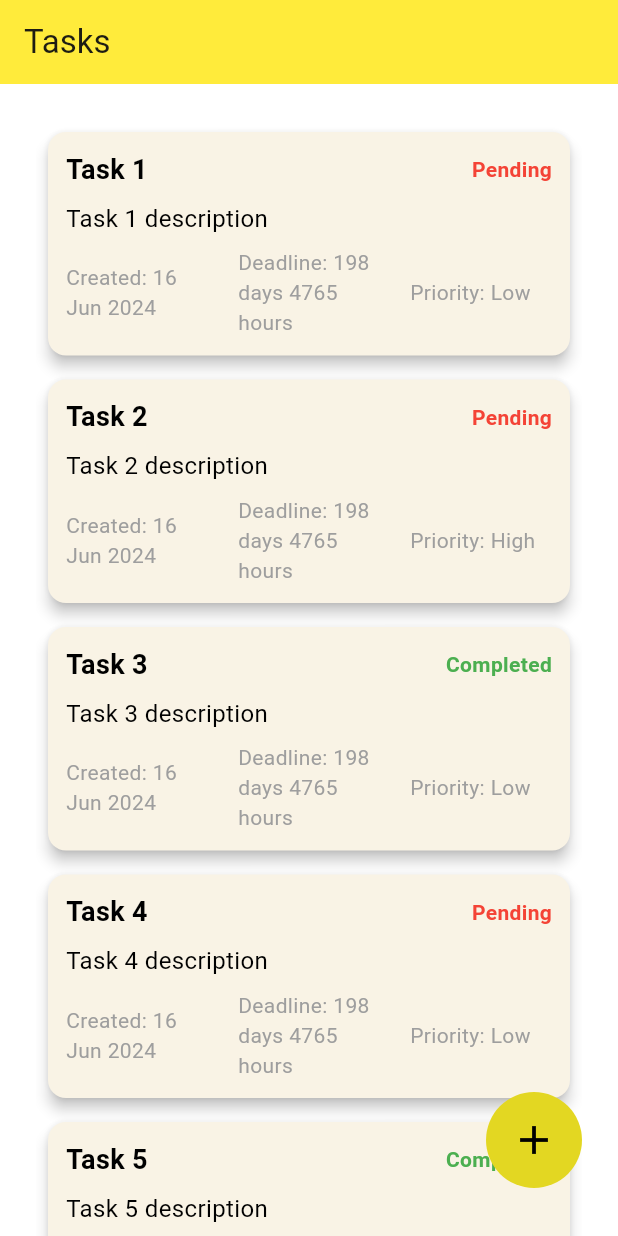
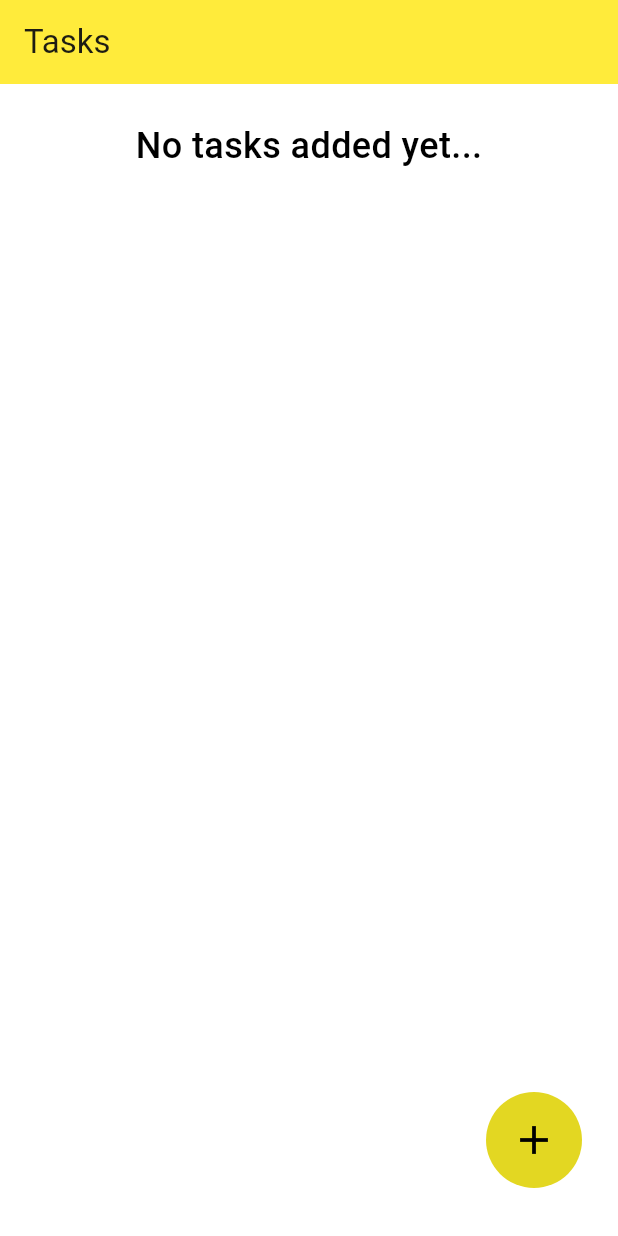
Before and after one commit to Abhisek-07/task_management_app, a Flutter app: the screen it shows after launch, on a phone screen of 412 x 824 dp. Run offline on Flutter 3.47's test engine with Material 3 defaults, Android fonts, the phone set to English and light mode, and no system bars; our stand-ins replace equatable, flutter_bloc.

Commit message:
added bloc cubit state management setup Need to add task addition logic in new task page next

```diff
--- a/lib/main.dart
+++ b/lib/main.dart
@@ -1,7 +1,11 @@
 import 'package:flutter/material.dart';
+import 'package:flutter_bloc/flutter_bloc.dart';
+import 'package:task_management_app/state/task_bloc/task_cubit.dart';
+import 'package:task_management_app/state/tasks_app_bloc_observer.dart';
 import 'package:task_management_app/utils/export.dart';
 
 void main() {
+  Bloc.observer =  TasksAppBlocObserver();
   runApp(const MyApp());
 }
 
@@ -23,7 +27,8 @@ class MyApp extends StatelessWidget {
         colorScheme: ColorScheme.fromSeed(seedColor: Colors.yellow, ),
         useMaterial3: true,
       ),
-      home: const HomePage(),
+      home: BlocProvider(create: (BuildContext context) => TasksCubit(),
+      child: const HomePage()),
     );
   }
 }
--- a/lib/models/task.dart
+++ b/lib/models/task.dart
@@ -7,10 +7,10 @@ part 'task.g.dart';
 @JsonSerializable()
 class Task {
   Task({
-    // required this.id ,
+    required this.id ,
     this.title, this.description, this.createdAt, this.isCompleted = false, this.deadLine, this.priority});
 
-  // int id;
+  int id;
   String? title;
   String? description;
   DateTime? createdAt;
--- /dev/null
+++ b/lib/state/task_bloc/task_cubit.dart
@@ -0,0 +1,24 @@
+import 'package:flutter_bloc/flutter_bloc.dart';
+import 'package:task_management_app/models/task.dart';
+import 'package:task_management_app/state/task_bloc/task_state.dart';
+
+class TasksCubit extends Cubit<TasksState> {
+  TasksCubit() : super(const TasksState());
+
+  void addTask(Task task) {
+    final newTasks = List<Task>.from(state.tasks)..add(task);
+    emit(TasksState(tasks: newTasks));
+  }
+
+  void updateTask(Task updatedTask) {
+    final newTasks = state.tasks.map((task) {
+      return task.id == updatedTask.id ? updatedTask : task;
+    }).toList();
+    emit(TasksState(tasks: newTasks));
+  }
+
+  void deleteTaskById(int id) {
+    final newTasks = state.tasks.where((task) => task.id != id).toList();
+    emit(TasksState(tasks: newTasks));
+  }
+}
--- /dev/null
+++ b/lib/state/task_bloc/task_state.dart
@@ -0,0 +1,11 @@
+import 'package:equatable/equatable.dart';
+import 'package:task_management_app/models/task.dart';
+
+class TasksState extends Equatable {
+  final List<Task> tasks;
+
+  const TasksState({this.tasks = const [],});
+
+  @override
+  List<Object> get props => [tasks];
+}
--- a/lib/temp.dart
+++ b/lib/temp.dart
@@ -1,12 +1,12 @@
-import 'package:task_management_app/models/task.dart';
+// import 'package:task_management_app/models/task.dart';
 
-List<Task> taskList = [
-  Task(title: "Task 1", description: "Task 1 description", createdAt: DateTime.now(), isCompleted: false, priority: Priority.low, deadLine: DateTime(2025),),
-  Task(title: "Task 2", description: "Task 2 description", createdAt: DateTime.now(), isCompleted: false, priority: Priority.high, deadLine: DateTime(2025)),
-  Task(title: "Task 3", description: "Task 3 description", createdAt: DateTime.now(), isCompleted: true, priority: Priority.low, deadLine: DateTime(2025)),
-  Task(title: "Task 4", description: "Task 4 description", createdAt: DateTime.now(), isCompleted: false, priority: Priority.low, deadLine: DateTime(2025)),
-  Task(title: "Task 5", description: "Task 5 description", createdAt: DateTime.now(), isCompleted: true, priority: Priority.medium, deadLine: DateTime(2025)),
-  Task(title: "Task 6", description: "Task 6 description", createdAt: DateTime.now(), isCompleted: true, priority: Priority.low, deadLine: DateTime(2025)),
-  Task(title: "Task 7", description: "Task 7 description", createdAt: DateTime.now(), isCompleted: false, priority: Priority.medium, deadLine: DateTime(2025)),
-  Task(title: "Task 8", description: "Task 8 description", createdAt: DateTime.now(), isCompleted: false, priority: Priority.low, deadLine: DateTime(2025)),
-];
+// List<Task> taskList = [
+//   Task(title: "Task 1", description: "Task 1 description", createdAt: DateTime.now(), isCompleted: false, priority: Priority.low, deadLine: DateTime(2025), id: null,),
+//   Task(title: "Task 2", description: "Task 2 description", createdAt: DateTime.now(), isCompleted: false, priority: Priority.high, deadLine: DateTime(2025)),
+//   Task(title: "Task 3", description: "Task 3 description", createdAt: DateTime.now(), isCompleted: true, priority: Priority.low, deadLine: DateTime(2025)),
+//   Task(title: "Task 4", description: "Task 4 description", createdAt: DateTime.now(), isCompleted: false, priority: Priority.low, deadLine: DateTime(2025)),
+//   Task(title: "Task 5", description: "Task 5 description", createdAt: DateTime.now(), isCompleted: true, priority: Priority.medium, deadLine: DateTime(2025)),
+//   Task(title: "Task 6", description: "Task 6 description", createdAt: DateTime.now(), isCompleted: true, priority: Priority.low, deadLine: DateTime(2025)),
+//   Task(title: "Task 7", description: "Task 7 description", createdAt: DateTime.now(), isCompleted: false, priority: Priority.medium, deadLine: DateTime(2025)),
+//   Task(title: "Task 8", description: "Task 8 description", createdAt: DateTime.now(), isCompleted: false, priority: Priority.low, deadLine: DateTime(2025)),
+// ];
--- a/lib/ui/home_page.dart
+++ b/lib/ui/home_page.dart
@@ -1,7 +1,9 @@
 import 'package:flutter/cupertino.dart';
 import 'package:flutter/material.dart';
 import 'package:flutter/widgets.dart';
-import 'package:task_management_app/temp.dart';
+import 'package:flutter_bloc/flutter_bloc.dart';
+import 'package:task_management_app/state/task_bloc/task_cubit.dart';
+import 'package:task_management_app/state/task_bloc/task_state.dart';
 import 'package:task_management_app/ui/note_page.dart';
 import 'package:task_management_app/utils/export.dart';
 import 'package:task_management_app/ui/widgets/floating_action_button.dart';
@@ -36,10 +38,21 @@ class _HomePageState extends State<HomePage> {
           children: [
             const SizedBox(height: defaultPadding,),
             /// Task list
-            Flexible(
-              child: ListView.builder(itemCount: taskList.length, itemBuilder: (context, index) {
-               return  TaskCard(task: taskList[index],);
-              },),
+            BlocBuilder<TasksCubit, TasksState>(
+
+              builder: (context, state) {
+                if(state.tasks.isEmpty) {
+                  return const Center(
+                    child: Text("No tasks added yet...", style: TextStyle(fontSize: 24, fontWeight: FontWeight.w500),),
+                  );
+                } else {
+                return Flexible(
+                child: ListView.builder(itemCount: state.tasks.length, itemBuilder: (context, index) {
+                 return  TaskCard(task: state.tasks[index],);
+                },),
+              );
+              }
+              },
             )
           ],
         ),
--- a/lib/ui/note_page.dart
+++ b/lib/ui/note_page.dart
@@ -21,6 +21,7 @@ class NotePageState extends State<NotePage> {
 
     if (title.isNotEmpty || content.isNotEmpty) {
       final newNote = Task(
+        id: DateTime.now().microsecondsSinceEpoch,
         title: title,
         description: content,
       );
--- a/pubspec.yaml
+++ b/pubspec.yaml
@@ -38,6 +38,7 @@ dependencies:
   json_annotation: ^4.9.0
   intl: ^0.19.0
   flutter_bloc: ^8.1.6
+  equatable: ^2.0.5
 
 dev_dependencies:
   flutter_test:
```
Also changed, not shown: lib/state/tasks_app_bloc_observer.dart (added, +24 -0 lines), lib/models/task.g.dart, pubspec.lock, 1 other file.
